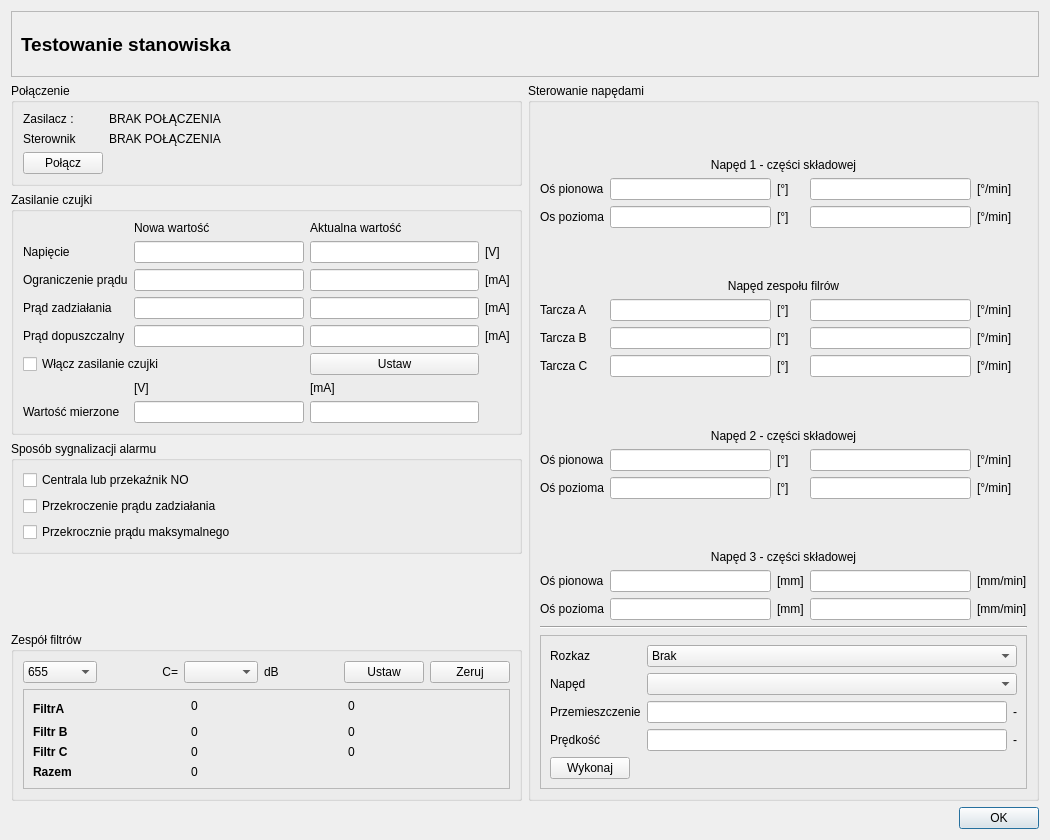
Qt form CzujkiLinioweApp/teststanowiskadlg.ui (wiacekmarcin/CzujkiLiniowe) before a commit.
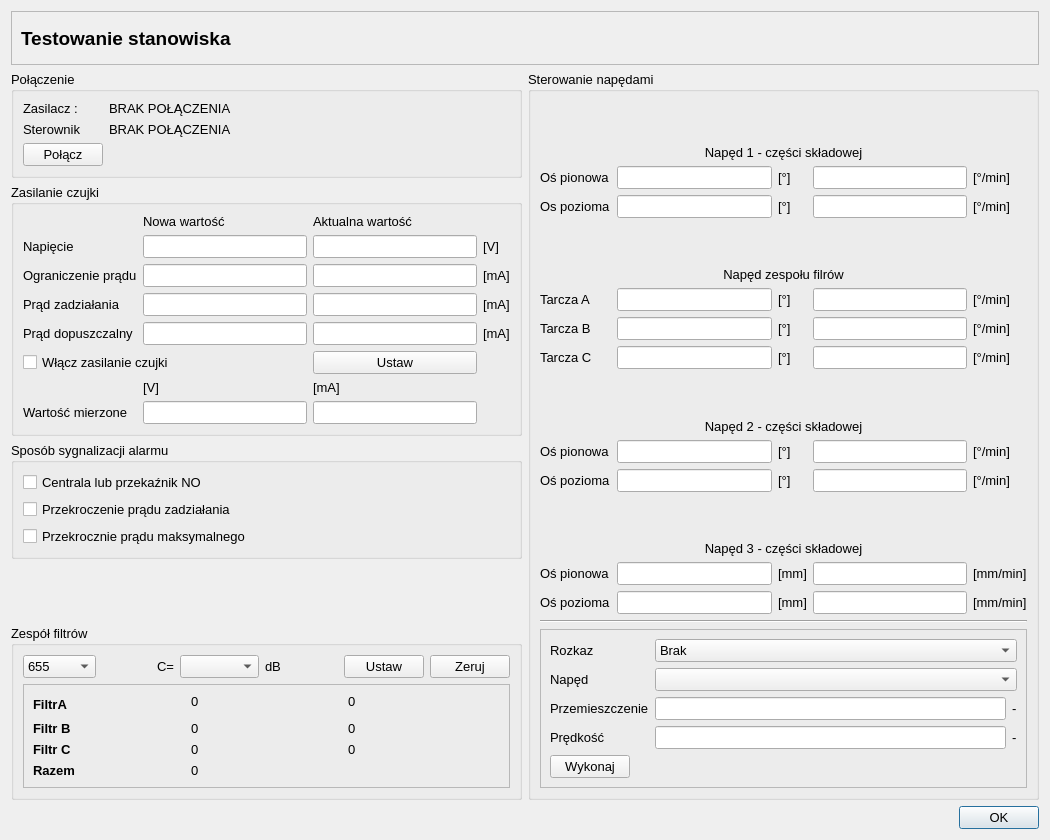
The same form after that commit. Icons and pictures are not drawn.

What changed in the file:
```diff
--- a/CzujkiLinioweApp/teststanowiskadlg.ui
+++ b/CzujkiLinioweApp/teststanowiskadlg.ui
@@ -22,6 +22,12 @@
     <height>1080</height>
    </size>
   </property>
+  <property name="font">
+   <font>
+    <family>Arial</family>
+    <pointsize>10</pointsize>
+   </font>
+  </property>
   <property name="windowTitle">
    <string>Badanie czujek liniowych - Testowanie stanowiska</string>
   </property>
@@ -791,8 +797,8 @@
        <widget class="QLabel" name="head">
         <property name="font">
          <font>
+          <family>Arial</family>
           <pointsize>14</pointsize>
-          <weight>75</weight>
           <bold>true</bold>
          </font>
         </property>
@@ -882,7 +888,8 @@
           <widget class="QLabel" name="label_2">
            <property name="font">
             <font>
-             <weight>75</weight>
+             <family>Arial</family>
+             <pointsize>10</pointsize>
              <bold>true</bold>
             </font>
            </property>
@@ -909,7 +916,8 @@
           <widget class="QLabel" name="label">
            <property name="font">
             <font>
-             <weight>75</weight>
+             <family>Arial</family>
+             <pointsize>10</pointsize>
              <bold>true</bold>
             </font>
            </property>
@@ -922,7 +930,8 @@
           <widget class="QLabel" name="label_46">
            <property name="font">
             <font>
-             <weight>75</weight>
+             <family>Arial</family>
+             <pointsize>10</pointsize>
              <bold>true</bold>
             </font>
            </property>
@@ -935,7 +944,8 @@
           <widget class="QLabel" name="label_49">
            <property name="font">
             <font>
-             <weight>75</weight>
+             <family>Arial</family>
+             <pointsize>10</pointsize>
              <bold>true</bold>
             </font>
            </property>
```
